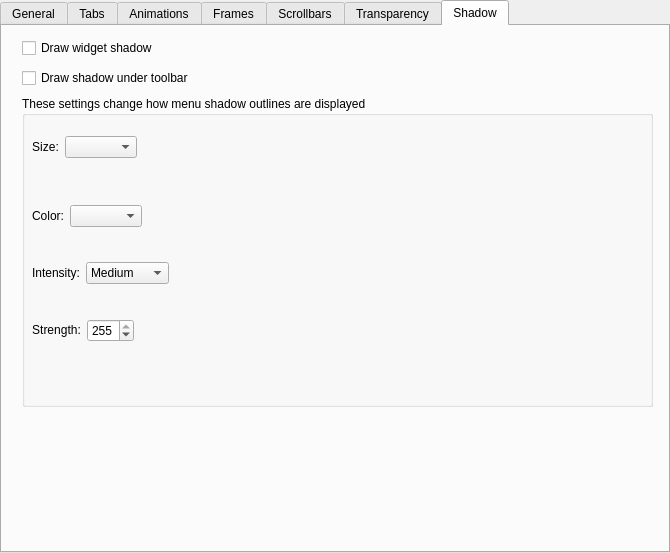
The window that themes/application-style/SequoiaEleven/kstyle/config/ui/sequoiaelevenstyleconfig.ui (2127d/win-global) describes before a commit, drawn with Qt 5.
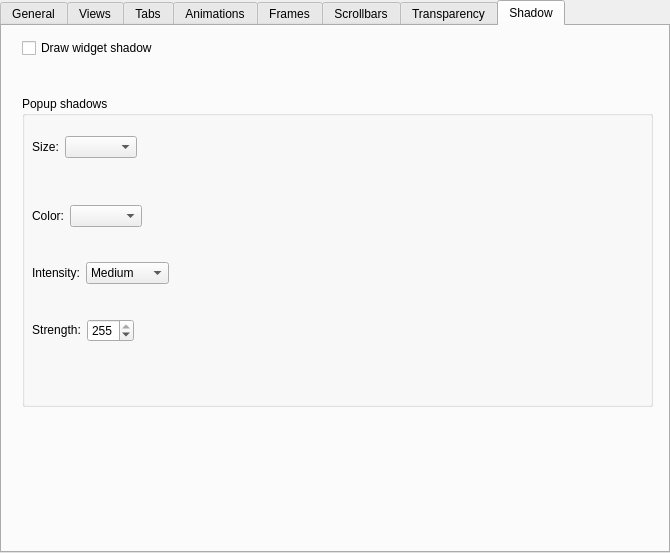
The same window after the commit. The open tabs and pages were chosen to show the change. Custom widgets are drawn as their Qt base class.

```diff
--- a/themes/application-style/SequoiaEleven/kstyle/config/ui/sequoiaelevenstyleconfig.ui
+++ b/themes/application-style/SequoiaEleven/kstyle/config/ui/sequoiaelevenstyleconfig.ui
@@ -520,6 +520,19 @@
        </item>
       </layout>
      </widget>
+     <widget class="QWidget" name="Views">
+      <attribute name="title"><string>Views</string></attribute>
+      <layout class="QVBoxLayout" name="viewsLayout">
+       <item><widget class="QCheckBox" name="_viewDrawTreeBranchLines"><property name="text"><string>Draw connecting lines in tree views</string></property></widget></item>
+       <item><widget class="QCheckBox" name="_viewInvertSortIndicator"><property name="text"><string>Reverse column sort arrows</string></property></widget></item>
+       <item><widget class="QCheckBox" name="_splitterProxyEnabled"><property name="text"><string>Make splitters easier to grab</string></property></widget></item>
+       <item><layout class="QHBoxLayout" name="splitterProxyWidthLayout">
+ <item><widget class="QLabel" name="splitterProxyWidthLabel"><property name="text"><string>Splitter grab area width:</string></property><property name="buddy"><cstring>_splitterProxyWidth</cstring></property></widget></item>
+ <item><widget class="QSpinBox" name="_splitterProxyWidth"><property name="minimum"><number>1</number></property><property name="maximum"><number>64</number></property><property name="suffix"><string> px</string></property></widget></item>
+ </layout></item>
+       <item><spacer name="viewsSpacer"><property name="orientation"><enum>Qt::Orientation::Vertical</enum></property><property name="sizeHint" stdset="0"><size><width>20</width><height>40</height></size></property></spacer></item>
+      </layout>
+     </widget>
      <widget class="QWidget" name="Tabs">
       <property name="sizePolicy">
        <sizepolicy hsizetype="Expanding" vsizetype="Preferred">
@@ -1517,19 +1530,6 @@
         <string>Draw widget shadow</string>
        </property>
       </widget>
-      <widget class="QCheckBox" name="_widgetToolBarShadow">
-       <property name="geometry">
-        <rect>
-         <x>20</x>
-         <y>40</y>
-         <width>211</width>
-         <height>24</height>
-        </rect>
-       </property>
-       <property name="text">
-        <string>Draw shadow under toolbar</string>
-       </property>
-      </widget>
       <widget class="QGroupBox" name="groupBox_2">
        <property name="geometry">
         <rect>
@@ -1540,7 +1540,7 @@
         </rect>
        </property>
        <property name="title">
-        <string>These settings change how menu shadow outlines are displayed</string>
+        <string>Popup shadows</string>
        </property>
        <widget class="QWidget" name="layoutWidget">
         <property name="geometry">
```
Left out of the diff: 42 changed lines with no effect on the pictures.
